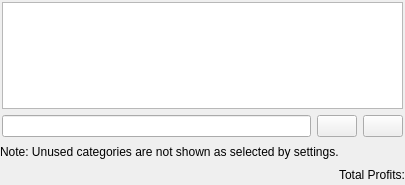
KDE/kmymoney, file kmymoney/views/kaccountsview.ui: the form before one commit.
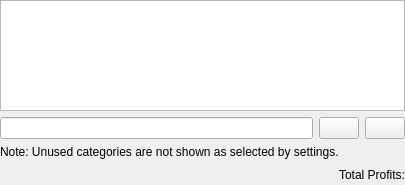
The form after the commit. Custom widgets are drawn as their Qt base class.

Commit message:
Adjust layout spaceing to that of other views
Also provided names where none were present

Patch:
```diff
--- a/kmymoney/views/kaccountsview.ui
+++ b/kmymoney/views/kaccountsview.ui
@@ -24,24 +24,15 @@
     <number>0</number>
    </property>
    <item>
-    <layout class="QVBoxLayout">
-     <property name="leftMargin">
-      <number>2</number>
-     </property>
-     <property name="topMargin">
-      <number>2</number>
-     </property>
-     <property name="rightMargin">
-      <number>2</number>
-     </property>
-     <property name="bottomMargin">
-      <number>2</number>
+    <layout class="QVBoxLayout" name="verticalLayout">
+     <property name="margin">
+      <number>0</number>
      </property>
      <item>
       <widget class="KMyMoneyAccountTreeView" name="m_accountTree"/>
      </item>
      <item>
-      <layout class="QHBoxLayout">
+      <layout class="QHBoxLayout" name="searchLayout">
        <item>
         <widget class="KLineEdit" name="m_searchWidget">
          <property name="showClearButton" stdset="0">
```
Left out of the diff: 11 changed lines with no effect on the pictures.
